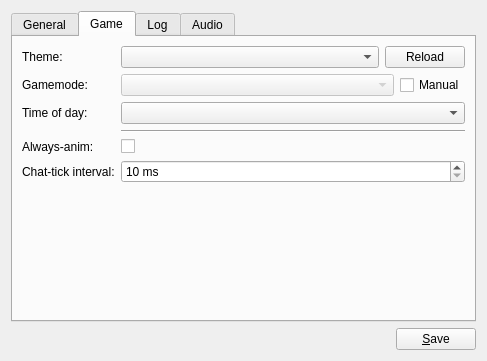
First picture: the form in res/ui/config_panel.ui, repository lambdcalculus/AO2-Client, before the edit.
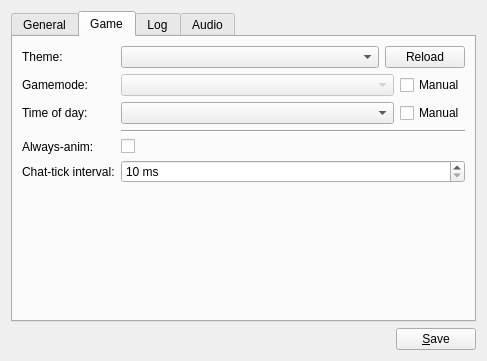
Second picture: the form after the edit.

Commit message: Add manual time of day checkbox

Patch:
```diff
--- a/res/ui/config_panel.ui
+++ b/res/ui/config_panel.ui
@@ -308,6 +308,19 @@
          <item>
           <widget class="QComboBox" name="timeofday"/>
          </item>
+         <item>
+          <widget class="QCheckBox" name="manual_timeofday">
+           <property name="sizePolicy">
+            <sizepolicy hsizetype="Maximum" vsizetype="Fixed">
+             <horstretch>0</horstretch>
+             <verstretch>0</verstretch>
+            </sizepolicy>
+           </property>
+           <property name="text">
+            <string>Manual</string>
+           </property>
+          </widget>
+         </item>
         </layout>
        </item>
       </layout>
```
The commit also changes 8 other files.
